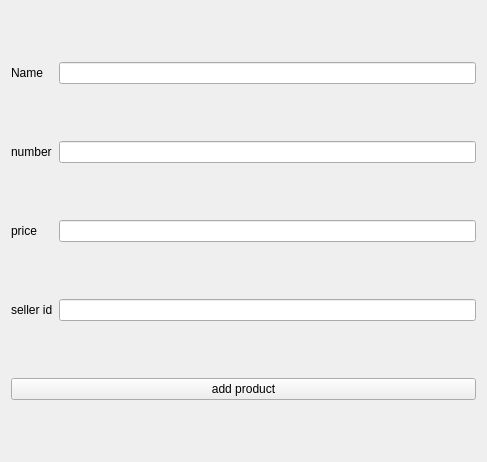
The window that add.ui (AP-1400-2/G3-Final) describes before a commit, drawn with Qt 5.
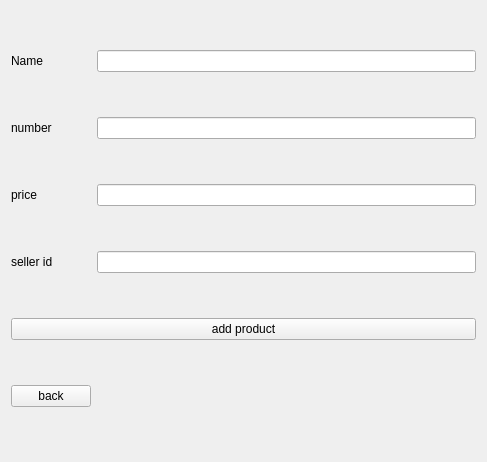
The same window after the commit.

Diff of the .ui file:
```diff
--- a/add.ui
+++ b/add.ui
@@ -41,16 +41,6 @@
    <item row="1" column="1">
     <widget class="QLineEdit" name="numberline"/>
    </item>
-   <item row="2" column="1">
-    <widget class="QLineEdit" name="priceline"/>
-   </item>
-   <item row="4" column="0" colspan="2">
-    <widget class="QPushButton" name="addproductbtn">
-     <property name="text">
-      <string>add product</string>
-     </property>
-    </widget>
-   </item>
    <item row="3" column="0">
     <widget class="QLabel" name="label_4">
      <property name="text">
@@ -58,9 +48,26 @@
      </property>
     </widget>
    </item>
+   <item row="2" column="1">
+    <widget class="QLineEdit" name="priceline"/>
+   </item>
    <item row="3" column="1">
     <widget class="QLineEdit" name="selleridline"/>
    </item>
+   <item row="5" column="0" colspan="2">
+    <widget class="QPushButton" name="addproductbtn">
+     <property name="text">
+      <string>add product</string>
+     </property>
+    </widget>
+   </item>
+   <item row="6" column="0">
+    <widget class="QPushButton" name="backbtn">
+     <property name="text">
+      <string>back</string>
+     </property>
+    </widget>
+   </item>
   </layout>
  </widget>
  <resources/>
```
